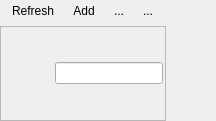
The window that src/ui/qgsbrowserdockwidgetbase.ui (qgis/QGIS) describes before a commit, drawn with Qt 5.
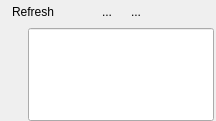
The same window after the commit. Icons and pictures are not drawn. Custom widgets are drawn as their Qt base class.

Commit message: [browser] small ui reworking for consistency

Diff of the .ui file:
```diff
--- a/src/ui/qgsbrowserdockwidgetbase.ui
+++ b/src/ui/qgsbrowserdockwidgetbase.ui
@@ -58,14 +58,14 @@
          <string>Add Selected Layers</string>
         </property>
         <property name="text">
-         <string>Add</string>
+         <string/>
         </property>
         <property name="icon">
          <iconset resource="../../images/images.qrc">
           <normaloff>:/images/themes/default/mActionAdd.svg</normaloff>:/images/themes/default/mActionAdd.svg</iconset>
         </property>
         <property name="toolButtonStyle">
-         <enum>Qt::ToolButtonTextBesideIcon</enum>
+         <enum>Qt::ToolButtonIconOnly</enum>
         </property>
         <property name="autoRaise">
          <bool>true</bool>
@@ -148,7 +148,7 @@
           </sizepolicy>
          </property>
          <property name="frameShape">
-          <enum>QFrame::StyledPanel</enum>
+          <enum>QFrame::NoFrame</enum>
          </property>
          <property name="frameShadow">
           <enum>QFrame::Raised</enum>
@@ -192,33 +192,10 @@
             </property>
            </widget>
           </item>
-          <item>
-           <widget class="QToolButton" name="mBtnFilter">
-            <property name="maximumSize">
-             <size>
-              <width>16777215</width>
-              <height>16777215</height>
-             </size>
-            </property>
-            <property name="toolTip">
-             <string>Filter files</string>
-            </property>
-            <property name="text">
-             <string/>
-            </property>
-            <property name="icon">
-             <iconset resource="../../images/images.qrc">
-              <normaloff>:/images/themes/default/mActionFilter.png</normaloff>:/images/themes/default/mActionFilter.png</iconset>
-            </property>
-            <property name="autoRaise">
-             <bool>true</bool>
-            </property>
-           </widget>
-          </item>
           <item>
            <widget class="QgsFilterLineEdit" name="mLeFilter">
             <property name="sizePolicy">
-             <sizepolicy hsizetype="Preferred" vsizetype="Fixed">
+             <sizepolicy hsizetype="Expanding" vsizetype="Preferred">
               <horstretch>0</horstretch>
               <verstretch>0</verstretch>
              </sizepolicy>
@@ -229,12 +206,6 @@
               <height>0</height>
              </size>
             </property>
-            <property name="maximumSize">
-             <size>
-              <width>200</width>
-              <height>16777215</height>
-             </size>
-            </property>
             <property name="baseSize">
              <size>
               <width>0</width>
@@ -246,22 +217,6 @@
          </layout>
         </widget>
        </item>
-       <item>
-        <spacer name="horizontalSpacer_3">
-         <property name="orientation">
-          <enum>Qt::Horizontal</enum>
-         </property>
-         <property name="sizeType">
-          <enum>QSizePolicy::MinimumExpanding</enum>
-         </property>
-         <property name="sizeHint" stdset="0">
-          <size>
-           <width>0</width>
-           <height>20</height>
-          </size>
-         </property>
-        </spacer>
-       </item>
       </layout>
      </widget>
     </item>
```
The commit also changes 1 other file.
